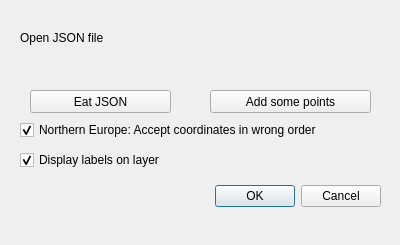
Old version of the form json_eater_dialog_base.ui in the repository PeterBrodersen/JSONEater.
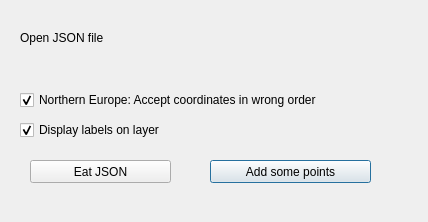
New version of the form. Custom widgets are drawn as their Qt base class.

```diff
--- a/json_eater_dialog_base.ui
+++ b/json_eater_dialog_base.ui
@@ -6,29 +6,13 @@
    <rect>
     <x>0</x>
     <y>0</y>
-    <width>400</width>
-    <height>245</height>
+    <width>428</width>
+    <height>222</height>
    </rect>
   </property>
   <property name="windowTitle">
    <string>JSON Eater</string>
   </property>
-  <widget class="QDialogButtonBox" name="button_box">
-   <property name="geometry">
-    <rect>
-     <x>40</x>
-     <y>180</y>
-     <width>341</width>
-     <height>32</height>
-    </rect>
-   </property>
-   <property name="orientation">
-    <enum>Qt::Horizontal</enum>
-   </property>
-   <property name="standardButtons">
-    <set>QDialogButtonBox::Cancel|QDialogButtonBox::Ok</set>
-   </property>
-  </widget>
   <widget class="QgsFileWidget" name="mQgsFileWidget">
    <property name="geometry">
     <rect>
@@ -59,7 +43,7 @@
    <property name="geometry">
     <rect>
      <x>210</x>
-     <y>90</y>
+     <y>160</y>
      <width>161</width>
      <height>23</height>
     </rect>
@@ -72,7 +56,7 @@
    <property name="geometry">
     <rect>
      <x>30</x>
-     <y>90</y>
+     <y>160</y>
      <width>141</width>
      <height>23</height>
     </rect>
@@ -85,7 +69,7 @@
    <property name="geometry">
     <rect>
      <x>20</x>
-     <y>120</y>
+     <y>90</y>
      <width>351</width>
      <height>20</height>
     </rect>
@@ -101,7 +85,7 @@
    <property name="geometry">
     <rect>
      <x>20</x>
-     <y>150</y>
+     <y>120</y>
      <width>351</width>
      <height>20</height>
     </rect>
```
Left out of the diff: 35 changed lines with no effect on the pictures.
